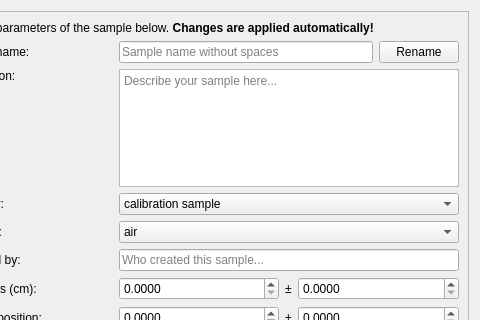
The window that cct/qtgui/setup/sampleeditor/sampleeditor.ui (awacha/cct) describes before a commit, drawn with Qt 5; both pictures show x 421 to 901 and y 0 to 320 of the 901 by 592 pixel window.
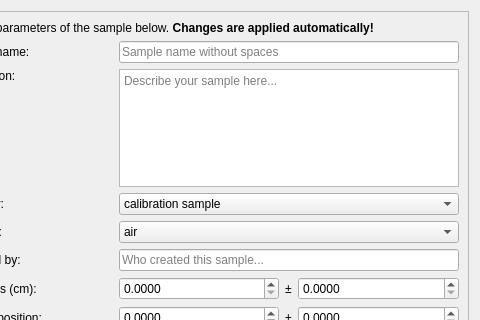
The same window after the commit. Icons and pictures are not drawn.

Commit message: Sample editor: sample renaming more user friendly

```diff
--- a/cct/qtgui/setup/sampleeditor/sampleeditor.ui
+++ b/cct/qtgui/setup/sampleeditor/sampleeditor.ui
@@ -227,13 +227,6 @@
             </property>
            </widget>
           </item>
-          <item>
-           <widget class="QPushButton" name="renameSamplePushButton">
-            <property name="text">
-             <string>Rename</string>
-            </property>
-           </widget>
-          </item>
          </layout>
         </widget>
        </item>
```
Left out of the diff: 20 changed lines with no effect on the pictures. The commit also changes 1 other file.
